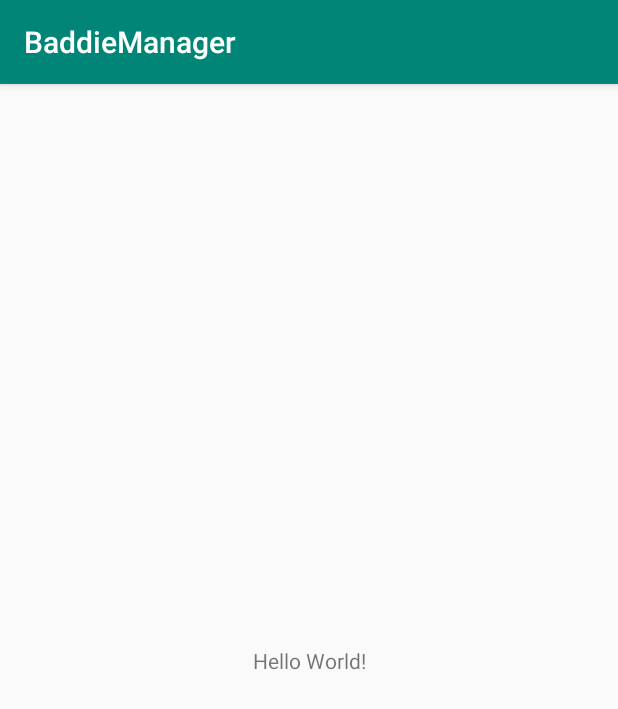
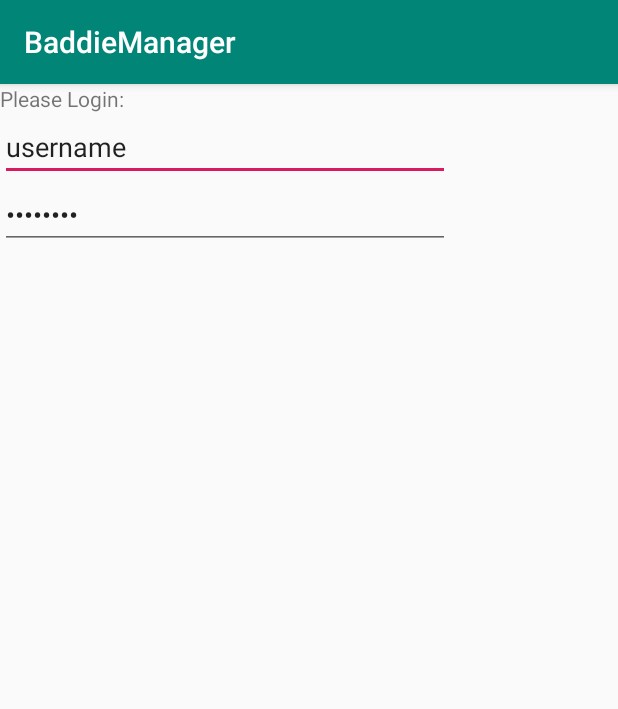
Before and after one commit to perryhealy/BaddieManager, an Android app: the screen it shows after launch (MainActivity), on a phone screen of 412 x 824 dp. Shown: the top 709 px of the screen. Run offline under Robolectric (Android 15) with nearby library versions, the phone set to English and light mode, and no system bars.

Commit message:
login page?

```diff
--- a/app/src/main/res/layout/activity_main.xml
+++ b/app/src/main/res/layout/activity_main.xml
@@ -6,13 +6,30 @@
     android:layout_height="match_parent"
     tools:context=".MainActivity">
 
-    <TextView
-        android:layout_width="wrap_content"
-        android:layout_height="wrap_content"
-        android:text="Hello World!"
-        app:layout_constraintBottom_toBottomOf="parent"
-        app:layout_constraintLeft_toLeftOf="parent"
-        app:layout_constraintRight_toRightOf="parent"
-        app:layout_constraintTop_toTopOf="parent" />
+    <LinearLayout
+        android:layout_width="match_parent"
+        android:layout_height="match_parent"
+        android:orientation="vertical"
+        tools:layout_editor_absoluteX="0dp"
+        tools:layout_editor_absoluteY="232dp">
+
+        <TextView
+            android:layout_width="match_parent"
+            android:layout_height="wrap_content"
+            android:text="Please Login:" />
+
+        <EditText
+            android:id="@+id/user"
+            android:layout_width="300dp"
+            android:layout_height="wrap_content"
+            android:text="username" />
+
+        <EditText
+            android:id="@+id/pass"
+            android:layout_width="300dp"
+            android:layout_height="wrap_content"
+            android:inputType="textPassword"
+            android:text="password" />
+    </LinearLayout>
 
 </android.support.constraint.ConstraintLayout>
```
